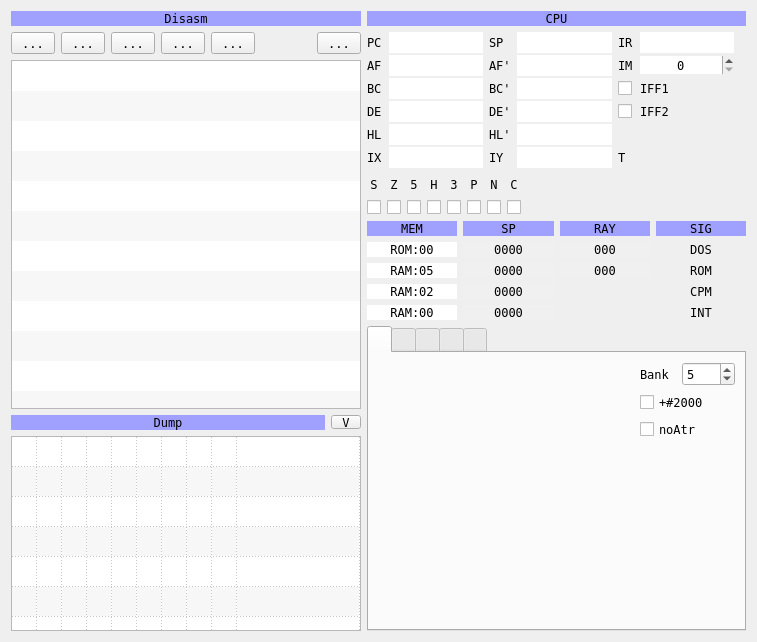
Before: the Qt Designer form ui/debuger.ui in samstyle/Xpeccy, drawn with Qt 5.
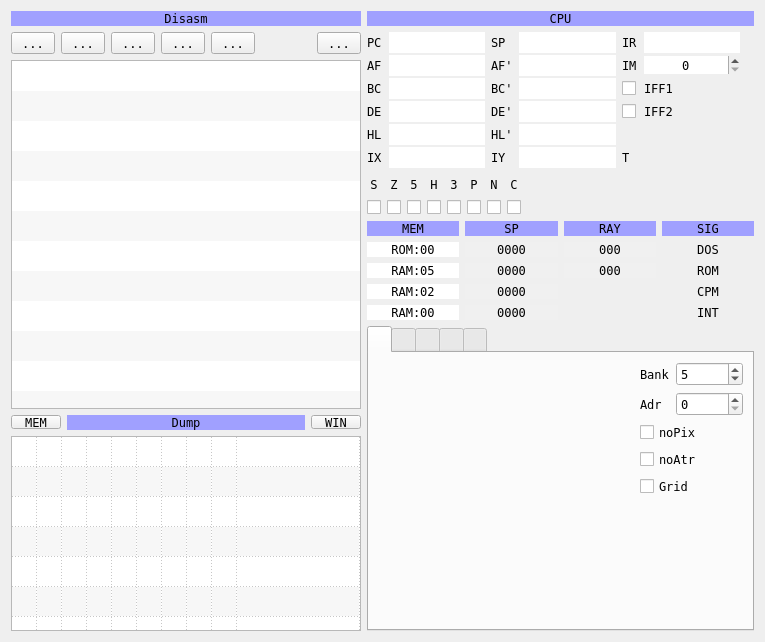
After: the same form once the commit is applied. Icons and pictures are not drawn. Custom widgets are drawn as their Qt base class.

Commit message: build 20170526 [+] Fix crash on selecting of non-existing row in the deBUGa disasm [+] Russian chars in the deBUGa memory dump + selecting the codepage (866/1251/KOI8R) [+] noPix & grid modes in the deBUGa ZX-screen preview [+] Internal: create a class of 'external devices'

Patch:
```diff
--- a/ui/debuger.ui
+++ b/ui/debuger.ui
@@ -9,7 +9,7 @@
    <rect>
     <x>0</x>
     <y>0</y>
-    <width>749</width>
+    <width>758</width>
     <height>612</height>
    </rect>
   </property>
@@ -226,6 +226,28 @@
      </item>
      <item>
       <layout class="QHBoxLayout" name="horizontalLayout_8">
+       <item>
+        <widget class="QToolButton" name="tbDumpView">
+         <property name="minimumSize">
+          <size>
+           <width>50</width>
+           <height>0</height>
+          </size>
+         </property>
+         <property name="maximumSize">
+          <size>
+           <width>16777215</width>
+           <height>14</height>
+          </size>
+         </property>
+         <property name="text">
+          <string>MEM</string>
+         </property>
+         <property name="popupMode">
+          <enum>QToolButton::InstantPopup</enum>
+         </property>
+        </widget>
+       </item>
        <item>
         <widget class="QLabel" name="label_28">
          <property name="styleSheet">
@@ -241,6 +263,12 @@
        </item>
        <item>
         <widget class="QToolButton" name="tbCodepage">
+         <property name="minimumSize">
+          <size>
+           <width>50</width>
+           <height>0</height>
+          </size>
+         </property>
          <property name="maximumSize">
           <size>
            <width>16777215</width>
@@ -248,11 +276,7 @@
           </size>
          </property>
          <property name="text">
-          <string>V</string>
-         </property>
-         <property name="icon">
-          <iconset resource="../xpeccy.qrc">
-           <normaloff>:/images/settings.png</normaloff>:/images/settings.png</iconset>
+          <string>WIN</string>
          </property>
          <property name="popupMode">
           <enum>QToolButton::InstantPopup</enum>
@@ -1237,14 +1261,7 @@
          </item>
          <item>
           <layout class="QGridLayout" name="gridLayout_4">
-           <item row="3" column="1">
-            <widget class="QCheckBox" name="cbScrAlt">
-             <property name="text">
-              <string>+#2000</string>
-             </property>
-            </widget>
-           </item>
-           <item row="5" column="1">
+           <item row="8" column="1">
             <spacer name="verticalSpacer_5">
              <property name="orientation">
               <enum>Qt::Vertical</enum>
@@ -1257,23 +1274,16 @@
              </property>
             </spacer>
            </item>
-           <item row="4" column="1">
-            <widget class="QCheckBox" name="cbScrAtr">
+           <item row="3" column="1">
+            <widget class="QCheckBox" name="cbScrPix">
              <property name="text">
-              <string>noAtr</string>
+              <string>noPix</string>
              </property>
             </widget>
            </item>
            <item row="2" column="1">
-            <layout class="QHBoxLayout" name="horizontalLayout_7">
-             <item>
-              <widget class="QLabel" name="label_49">
-               <property name="text">
-                <string>Bank</string>
-               </property>
-              </widget>
-             </item>
-             <item>
+            <layout class="QGridLayout" name="gridLayout_6">
+             <item row="0" column="1">
               <widget class="QSpinBox" name="sbScrBank">
                <property name="minimum">
                 <number>0</number>
@@ -1286,8 +1296,43 @@
                </property>
               </widget>
              </item>
+             <item row="0" column="0">
+              <widget class="QLabel" name="label_49">
+               <property name="text">
+                <string>Bank</string>
+               </property>
+              </widget>
+             </item>
+             <item row="1" column="0">
+              <widget class="QLabel" name="label_59">
+               <property name="text">
+                <string>Adr</string>
+               </property>
+              </widget>
+             </item>
+             <item row="1" column="1">
+              <widget class="QSpinBox" name="sbScrAdr">
+               <property name="maximum">
+                <number>16383</number>
+               </property>
+              </widget>
+             </item>
             </layout>
            </item>
+           <item row="4" column="1">
+            <widget class="QCheckBox" name="cbScrAtr">
+             <property name="text">
+              <string>noAtr</string>
+             </property>
+            </widget>
+           </item>
+           <item row="5" column="1">
+            <widget class="QCheckBox" name="cbScrGrid">
+             <property name="text">
+              <string>Grid</string>
+             </property>
+            </widget>
+           </item>
           </layout>
          </item>
         </layout>
```
Left out of the diff: 23 changed lines with no effect on the pictures. The commit also changes 28 other files.
